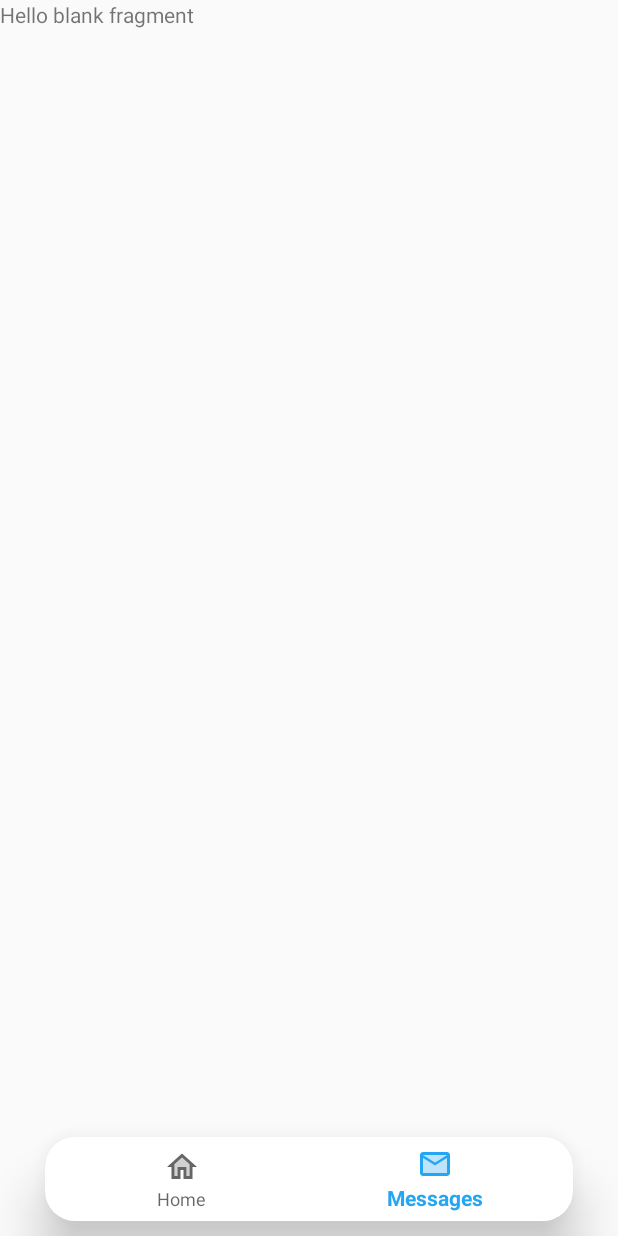
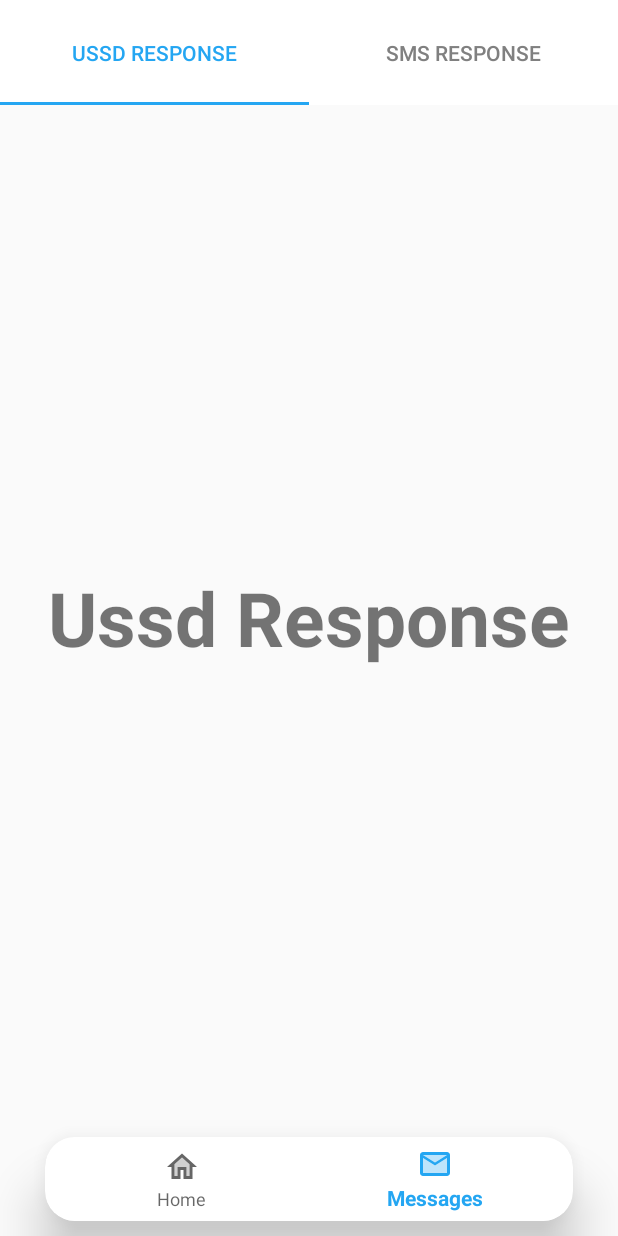
Before and after one commit to adewoleopeyemi/msplug, an Android app: the screen it shows after launch (dashboardActivity), item 2 of the bottom bar chosen, on a phone screen of 412 x 824 dp. Run offline under Robolectric (Android 15) with nearby library versions, the phone set to English and light mode, and no system bars.

```diff
--- a/msplug/app/src/main/java/com/example/msplug/dashboard/messages/messagesFragment.java
+++ b/msplug/app/src/main/java/com/example/msplug/dashboard/messages/messagesFragment.java
@@ -2,13 +2,23 @@ package com.example.msplug.dashboard.messages;
 
 import android.os.Bundle;
 
+import androidx.annotation.NonNull;
+import androidx.annotation.Nullable;
 import androidx.fragment.app.Fragment;
+import androidx.fragment.app.FragmentManager;
+import androidx.fragment.app.FragmentPagerAdapter;
+import androidx.viewpager.widget.ViewPager;
 
 import android.view.LayoutInflater;
 import android.view.View;
 import android.view.ViewGroup;
 
 import com.example.msplug.R;
+import com.example.msplug.dashboard.messages.responses.ResponsesFragment;
+import com.google.android.material.tabs.TabLayout;
+
+import java.util.ArrayList;
+import java.util.List;
 
 /**
  * A simple {@link Fragment} subclass.
@@ -17,6 +27,8 @@ import com.example.msplug.R;
  */
 public class messagesFragment extends Fragment {
 
+    TabLayout tabLayout;
+    ViewPager viewPager;
     // TODO: Rename parameter arguments, choose names that match
     // the fragment initialization parameters, e.g. ARG_ITEM_NUMBER
     private static final String ARG_PARAM1 = "param1";
@@ -61,6 +73,57 @@ public class messagesFragment extends Fragment {
     public View onCreateView(LayoutInflater inflater, ViewGroup container,
                              Bundle savedInstanceState) {
         // Inflate the layout for this fragment
-        return inflater.inflate(R.layout.fragment_messages, container, false);
+        View view = inflater.inflate(R.layout.fragment_messages, container, false);
+        tabLayout = view.findViewById(R.id.tab_layout);
+        viewPager = view.findViewById(R.id.view_pager);
+        ArrayList<String> arrayList = new ArrayList<>();
+        arrayList.add("Ussd Response");
+        arrayList.add("Sms Response");
+        prepareViewPager(viewPager, arrayList);
+        tabLayout.setupWithViewPager(viewPager);
+        return view;
+    }
+
+    private void prepareViewPager(ViewPager viewPager, ArrayList<String> arrayList) {
+        MainAdapter adapter = new MainAdapter(getChildFragmentManager());
+        ResponsesFragment fragment = new ResponsesFragment();
+        for (int i=0; i<arrayList.size(); i++){
+           Bundle bundle = new Bundle();
+           bundle.putString("title", arrayList.get(i));
+           fragment.setArguments(bundle);
+            adapter.addFragment(fragment, arrayList.get(i));
+            fragment = new ResponsesFragment();
+        }
+        viewPager.setAdapter(adapter);
+    }
+
+    private class MainAdapter extends FragmentPagerAdapter {
+        ArrayList<String> arrayList = new ArrayList<>();
+        List<Fragment> fragmentList = new ArrayList<>();
+
+        public void addFragment(Fragment fragment, String title){
+            arrayList.add(title);
+            fragmentList.add(fragment);
+        }
+        public MainAdapter(@NonNull FragmentManager fm) {
+            super(fm);
+        }
+
+        @NonNull
+        @Override
+        public Fragment getItem(int position) {
+            return fragmentList.get(position);
+        }
+
+        @Override
+        public int getCount() {
+            return fragmentList.size();
+        }
+
+        @Nullable
+        @Override
+        public CharSequence getPageTitle(int position) {
+            return arrayList.get(position);
+        }
     }
 }
--- /dev/null
+++ b/msplug/app/src/main/java/com/example/msplug/dashboard/messages/responses/ResponsesFragment.java
@@ -0,0 +1,87 @@
+package com.example.msplug.dashboard.messages.responses;
+
+import android.app.Activity;
+import android.content.Context;
+import android.os.Bundle;
+
+import androidx.annotation.NonNull;
+import androidx.fragment.app.Fragment;
+
+import android.view.LayoutInflater;
+import android.view.View;
+import android.view.ViewGroup;
+import android.widget.TextView;
+
+import com.example.msplug.R;
+
+/**
+ * A simple {@link Fragment} subclass.
+ * Use the {@link ResponsesFragment#newInstance} factory method to
+ * create an instance of this fragment.
+ */
+public class ResponsesFragment extends Fragment {
+
+    // TODO: Rename parameter arguments, choose names that match
+    // the fragment initialization parameters, e.g. ARG_ITEM_NUMBER
+    private static final String ARG_PARAM1 = "param1";
+    private static final String ARG_PARAM2 = "param2";
+
+    // TODO: Rename and change types of parameters
+    private String mParam1;
+    private String mParam2;
+    private Activity mActivity;
+
+    public ResponsesFragment() {
+        // Required empty public constructor
+    }
+
+    /**
+     * Use this factory method to create a new instance of
+     * this fragment using the provided parameters.
+     *
+     * @param param1 Parameter 1.
+     * @param param2 Parameter 2.
+     * @return A new instance of fragment ResponsesFragment.
+     */
+    // TODO: Rename and change types and number of parameters
+    public static ResponsesFragment newInstance(String param1, String param2) {
+        ResponsesFragment fragment = new ResponsesFragment();
+        Bundle args = new Bundle();
+        args.putString(ARG_PARAM1, param1);
+        args.putString(ARG_PARAM2, param2);
+        fragment.setArguments(args);
+        return fragment;
+    }
+
+    @Override
+    public void onCreate(Bundle savedInstanceState) {
+        super.onCreate(savedInstanceState);
+        if (getArguments() != null) {
+            mParam1 = getArguments().getString(ARG_PARAM1);
+            mParam2 = getArguments().getString(ARG_PARAM2);
+        }
+    }
+
+    @Override
+    public View onCreateView(LayoutInflater inflater, ViewGroup container,
+                             Bundle savedInstanceState) {
+        // Inflate the layout for this fragment
+        View view = inflater.inflate(R.layout.fragment_responses, container, false);
+        TextView textView = view.findViewById(R.id.text_view);
+        String sTitle = getArguments().getString("title");
+        textView.setText(sTitle);
+        return view;
+    }
+
+    @Override
+    public void onAttach(@NonNull Context context) {
+        mActivity=getActivity();
+        super.onAttach(context);
+    }
+
+    @Override
+    public void onDetach() {
+        mActivity = null;
+        super.onDetach();
+    }
+}
--- a/msplug/app/src/main/java/com/example/msplug/retrofit/endpoints/endpoint_request_detail/requestdetailsbody.java
+++ b/msplug/app/src/main/java/com/example/msplug/retrofit/endpoints/endpoint_request_detail/requestdetailsbody.java
@@ -4,9 +4,9 @@ import com.google.gson.annotations.SerializedName;
 
 public class requestdetailsbody {
     @SerializedName("response_message")
-    private transient String response_message;
+    private String response_message;
     @SerializedName("status")
-    private transient String status;
+    private String status;
 
     public String getResponse_message() {
         return response_message;
--- a/msplug/app/src/main/res/layout/fragment_messages.xml
+++ b/msplug/app/src/main/res/layout/fragment_messages.xml
@@ -3,12 +3,23 @@
     xmlns:tools="http://schemas.android.com/tools"
     android:layout_width="match_parent"
     android:layout_height="match_parent"
+    xmlns:app="http://schemas.android.com/apk/res-auto"
     tools:context=".dashboard.messages.messagesFragment">
 
-    <!-- TODO: Update blank fragment layout -->
-    <TextView
+
+    <com.google.android.material.tabs.TabLayout
+        android:layout_width="match_parent"
+        android:layout_height="70dp"
+        android:id="@+id/tab_layout"
+        app:tabTextColor="@color/colorgrey"
+        app:tabIndicatorColor="@color/colorComedyBlue"
+        app:tabSelectedTextColor="@color/colorComedyBlue"
+        android:background="@color/colorWhite"/>
+
+
+    <androidx.viewpager.widget.ViewPager
         android:layout_width="match_parent"
         android:layout_height="match_parent"
-        android:text="@string/hello_blank_fragment" />
+        android:id="@+id/view_pager"/>
 
 </FrameLayout>
--- /dev/null
+++ b/msplug/app/src/main/res/layout/fragment_responses.xml
@@ -0,0 +1,17 @@
+<?xml version="1.0" encoding="utf-8"?>
+<FrameLayout xmlns:android="http://schemas.android.com/apk/res/android"
+    xmlns:tools="http://schemas.android.com/tools"
+    android:layout_width="match_parent"
+    android:layout_height="match_parent"
+    tools:context=".dashboard.messages.responses.ResponsesFragment">
+
+    <!-- TODO: Update blank fragment layout -->
+    <TextView
+        android:layout_width="match_parent"
+        android:layout_height="match_parent"
+        android:id="@+id/text_view"
+        android:textSize="50sp"
+        android:textStyle="bold"
+        android:gravity="center"/>
+
+</FrameLayout>
```
Also changed, not shown: msplug/app/src/main/java/com/example/msplug/retrofit/endpoints/endpoint_user_request_list/apiuserrequestlistbody.java (added, +22 -0 lines), msplug/app/src/main/java/com/example/msplug/retrofit/endpoints/endpoint_user_request_list/body.java (added, +16 -0 lines), msplug/app/src/main/java/com/example/msplug/retrofit/endpoints/endpoint_user_request_list/request.java (added, +106 -0 lines), msplug/app/src/main/java/com/example/msplug/retrofit/endpoints/endpoint_user_request_list/userrequestlistbody.java (added, +15 -0 lines).
